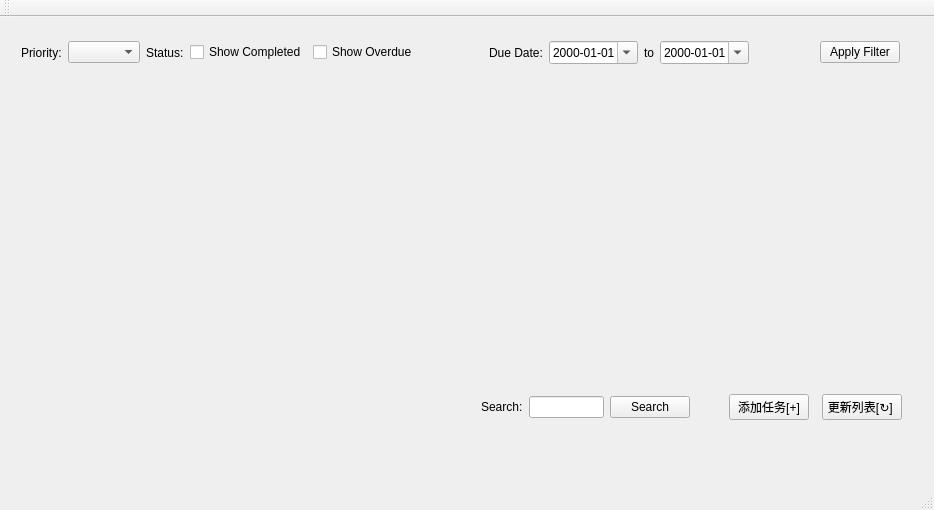
The window that MainWindow.ui (Ducker-Fry/TODOList) describes before a commit, drawn with Qt 5.
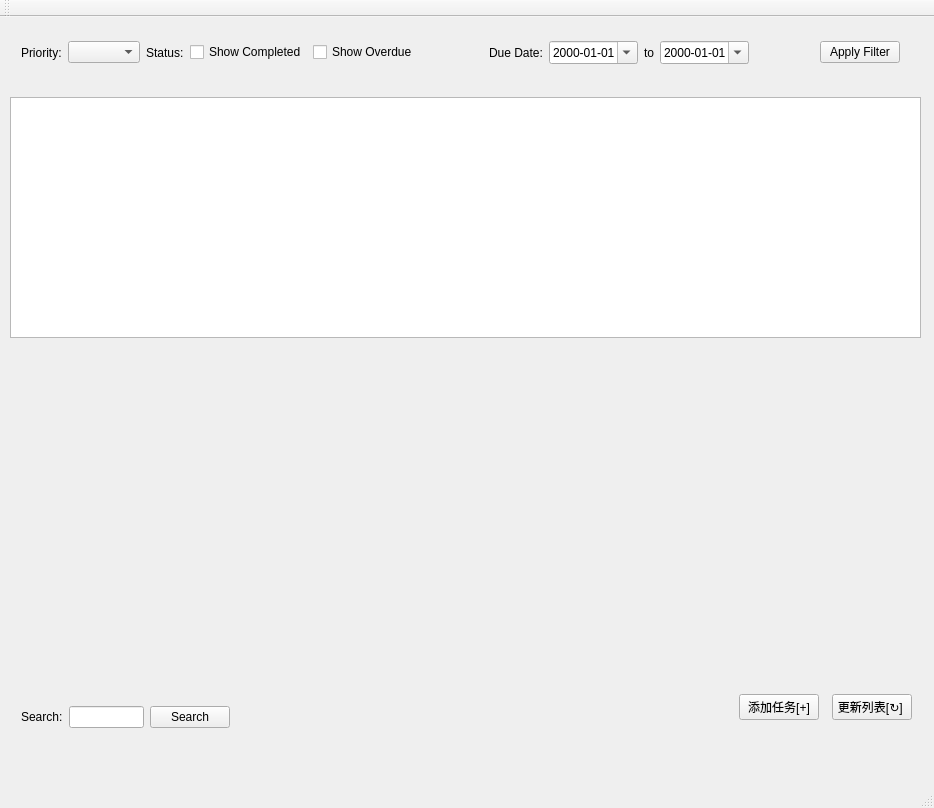
The same window after the commit. Custom widgets are drawn as their Qt base class.

Commit message: 统计图窗口已经设置好了，主窗口已经设置好了，下面准备设计添加任务的单独窗口

Diff of the .ui file:
```diff
--- a/MainWindow.ui
+++ b/MainWindow.ui
@@ -7,7 +7,7 @@
     <x>0</x>
     <y>0</y>
     <width>934</width>
-    <height>510</height>
+    <height>808</height>
    </rect>
   </property>
   <property name="windowTitle">
@@ -127,8 +127,8 @@
    <widget class="QWidget" name="horizontalLayoutWidget">
     <property name="geometry">
      <rect>
-      <x>710</x>
-      <y>340</y>
+      <x>720</x>
+      <y>640</y>
       <width>211</width>
       <height>101</height>
      </rect>
@@ -192,8 +192,8 @@
    <widget class="QWidget" name="horizontalLayoutWidget_2">
     <property name="geometry">
      <rect>
-      <x>470</x>
-      <y>350</y>
+      <x>10</x>
+      <y>660</y>
       <width>231</width>
       <height>80</height>
      </rect>
@@ -222,13 +222,23 @@
      </item>
     </layout>
    </widget>
-   <widget class="StatisticalChart" name="statisticalChart" native="true">
+   <widget class="QTableView" name="tableView">
     <property name="geometry">
      <rect>
-      <x>19</x>
-      <y>89</y>
-      <width>341</width>
-      <height>331</height>
+      <x>10</x>
+      <y>80</y>
+      <width>911</width>
+      <height>241</height>
+     </rect>
+    </property>
+   </widget>
+   <widget class="StatisticalChart" name="statistical_chart" native="true">
+    <property name="geometry">
+     <rect>
+      <x>29</x>
+      <y>359</y>
+      <width>881</width>
+      <height>251</height>
      </rect>
     </property>
    </widget>
```
Left out of the diff: 2 changed lines with no effect on the pictures. The commit also changes 6 other files.
